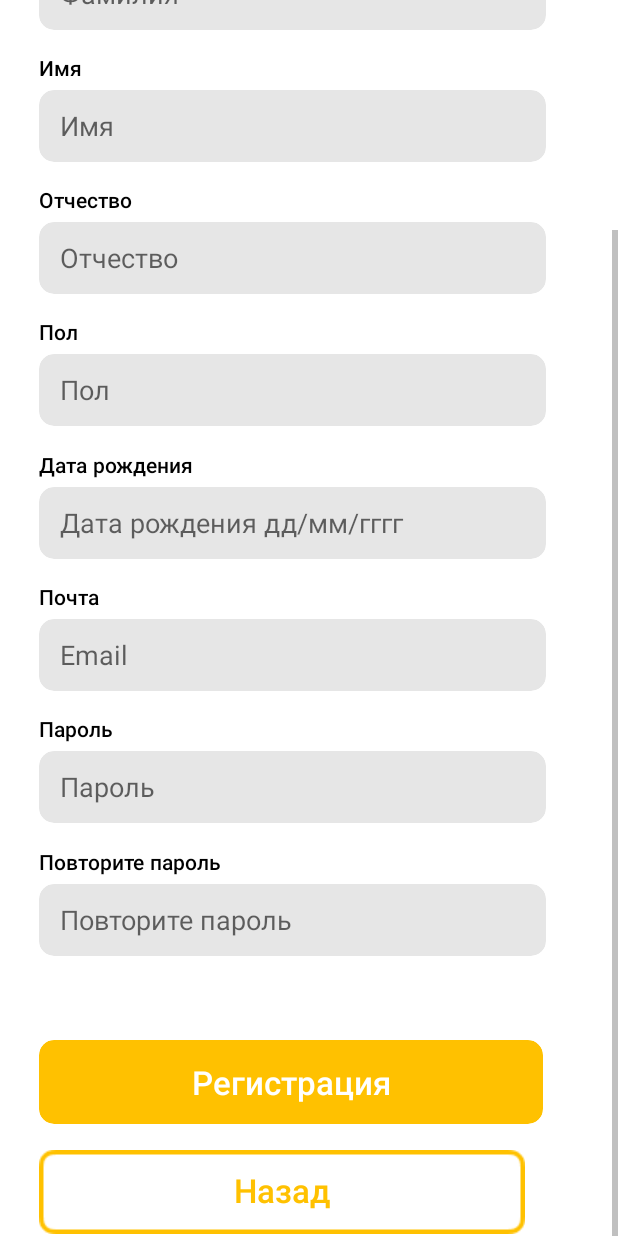
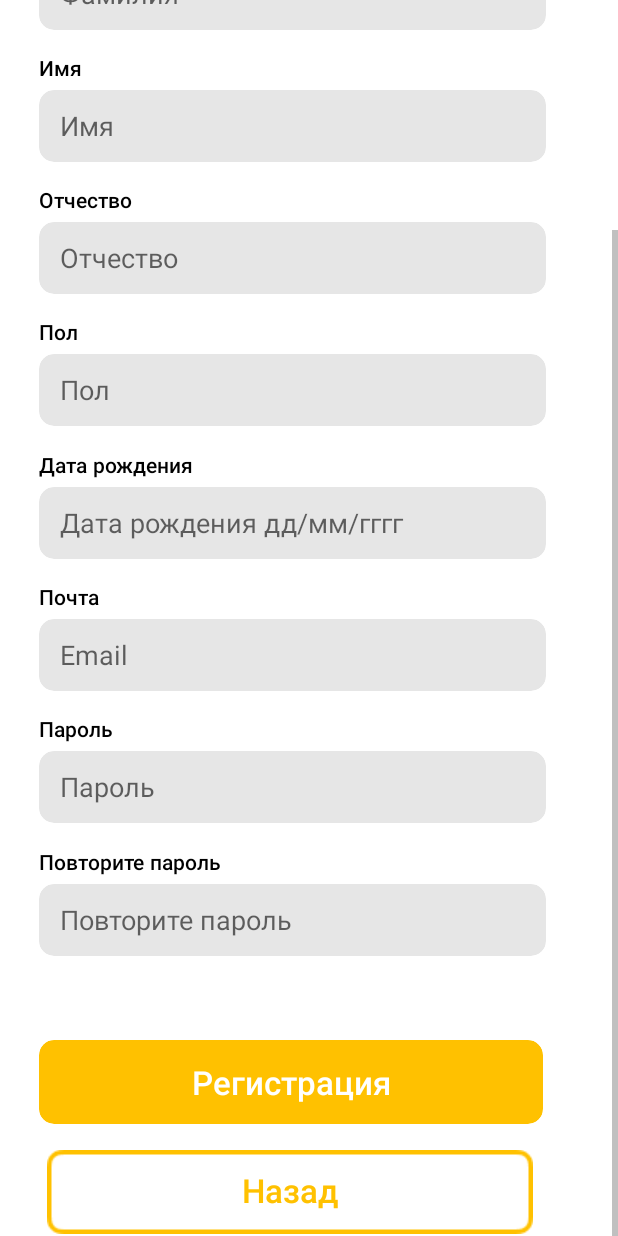
Before and after one commit to MrKot007/prof2023, an Android app: the SignUpActivity screen opened directly, with no data from a screen before it, scrolled down 188 dp, on a phone screen of 412 x 824 dp. Run offline under Robolectric (Android 15) with nearby library versions, the light colour scheme and no system bars.

Commit message:
commit 8

```diff
--- a/app/src/main/java/com/example/codemania/API.kt
+++ b/app/src/main/java/com/example/codemania/API.kt
@@ -3,10 +3,13 @@ package com.example.codemania
 import retrofit2.Call
 import retrofit2.http.Body
 import retrofit2.http.POST
+import retrofit2.http.Query
 
 interface API {
     @POST("signIn")
     fun signIn(@Body body: ModelAuth) : Call<ModelIdentity>
     @POST("signUp")
     fun signUp(@Body body: ModelReg) : Call<ModelIdentity>
+    @POST("signOut")
+    fun signOut(@Query("token") token: ModelToken) : Call<Boolean>
 }
--- a/app/src/main/java/com/example/codemania/Models.kt
+++ b/app/src/main/java/com/example/codemania/Models.kt
@@ -24,3 +24,6 @@ data class ModelIdentity(
     val token: String,
     val user: ModelUser
 )
+data class ModelToken(
+    val token: String
+)
--- a/app/src/main/res/layout/activity_sign_up.xml
+++ b/app/src/main/res/layout/activity_sign_up.xml
@@ -8,7 +8,9 @@
 
     <ScrollView
         android:layout_width="match_parent"
-        android:layout_height="match_parent">
+        android:layout_height="match_parent"
+        tools:layout_editor_absoluteX="0dp"
+        tools:layout_editor_absoluteY="-35dp">
 
         <LinearLayout
             android:layout_width="match_parent"
@@ -323,7 +325,7 @@
                 android:id="@+id/goToCreateAccount"
                 android:layout_width="wrap_content"
                 android:layout_height="match_parent"
-                android:layout_marginStart="26dp"
+                android:layout_marginStart="31dp"
                 android:layout_marginTop="16dp"
                 app:cardElevation="0dp"
                 app:layout_constraintEnd_toEndOf="parent"
```
Also changed, not shown: app/src/main/java/com/example/codemania/MainActivity.kt (+15 -0 lines), app/src/main/res/layout/activity_main.xml (+20 -3 lines).
